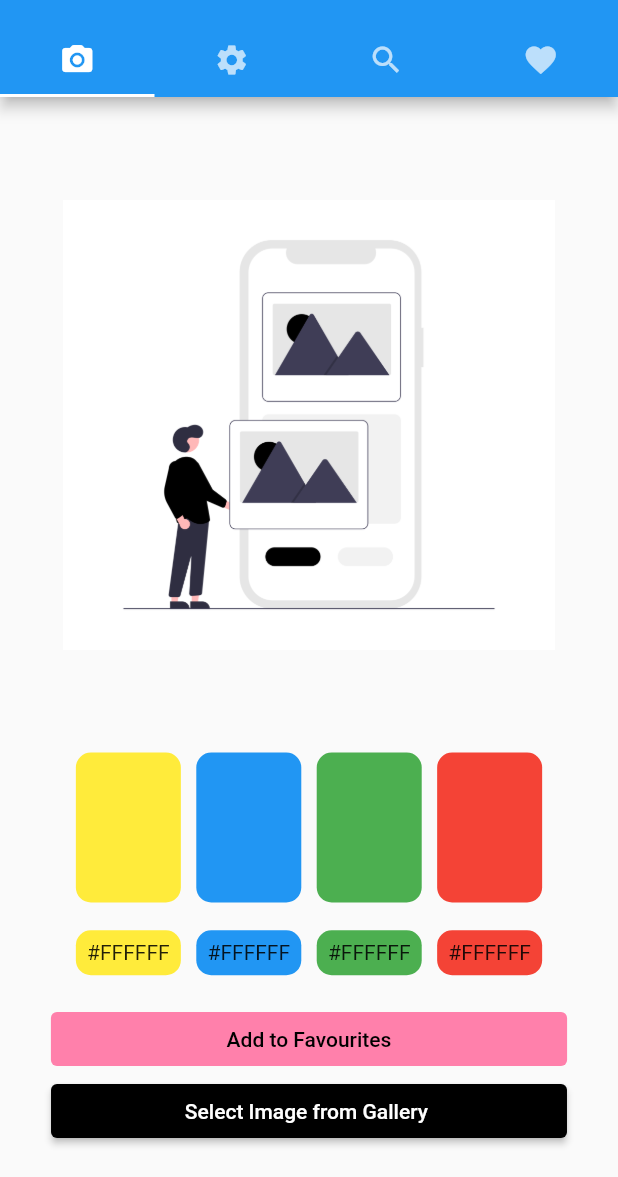
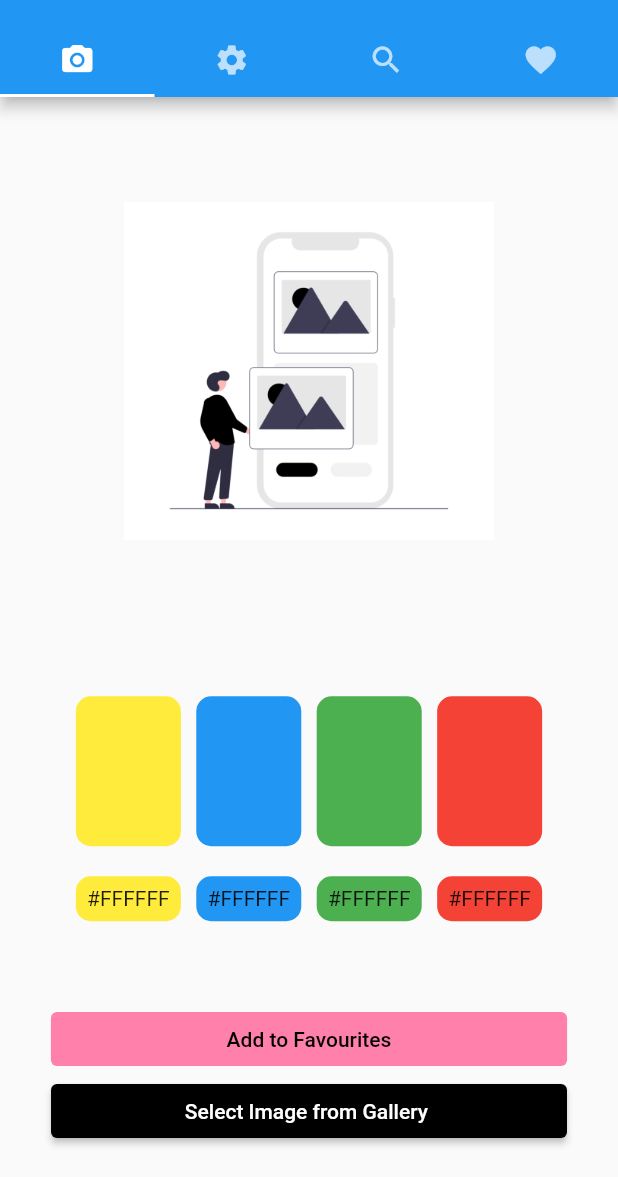
Before and after one commit to sudotensor/arcus, a Flutter app: the screen it shows after launch, on a phone screen of 412 x 824 dp, the part 59-1236 px from its top. Run offline on Flutter 3.47's test engine with Material 2 defaults, Android fonts, the phone set to English and light mode, and no system bars; our stand-ins replace image_picker.

Commit message:
very sad times (past tense)

```diff
--- a/lib/local_image_picker.dart
+++ b/lib/local_image_picker.dart
@@ -43,13 +43,12 @@ class GalleryAccessState extends State<GalleryAccess> {
             child: new Column(
               mainAxisAlignment: MainAxisAlignment.center,
               children: <Widget>[
-                Spacer(),
+                Padding (padding: EdgeInsets.all(10.0)),
                 SizedBox(
-                  height: 400.0,
-                  width: 350.0,
+                  height: 325.0,
                   child: galleryFile == null
                       ? Center(child: new Container (
-                          height: 300.0,
+                          height: 225.0,
                           width: 450.0,
                           color: Colors.transparent,
                           child: Image.asset('assets/undraw_Organize_photos_re_ogcy.png'),
@@ -112,7 +111,7 @@ class GalleryAccessState extends State<GalleryAccess> {
                     Padding (padding: EdgeInsets.all(15.0)),
                   ]
                 ),
-                Spacer(),
+                Padding (padding: EdgeInsets.all(10.0)),
                 Row (
                     mainAxisAlignment: MainAxisAlignment.spaceEvenly,
                     children: <Widget>[
```
